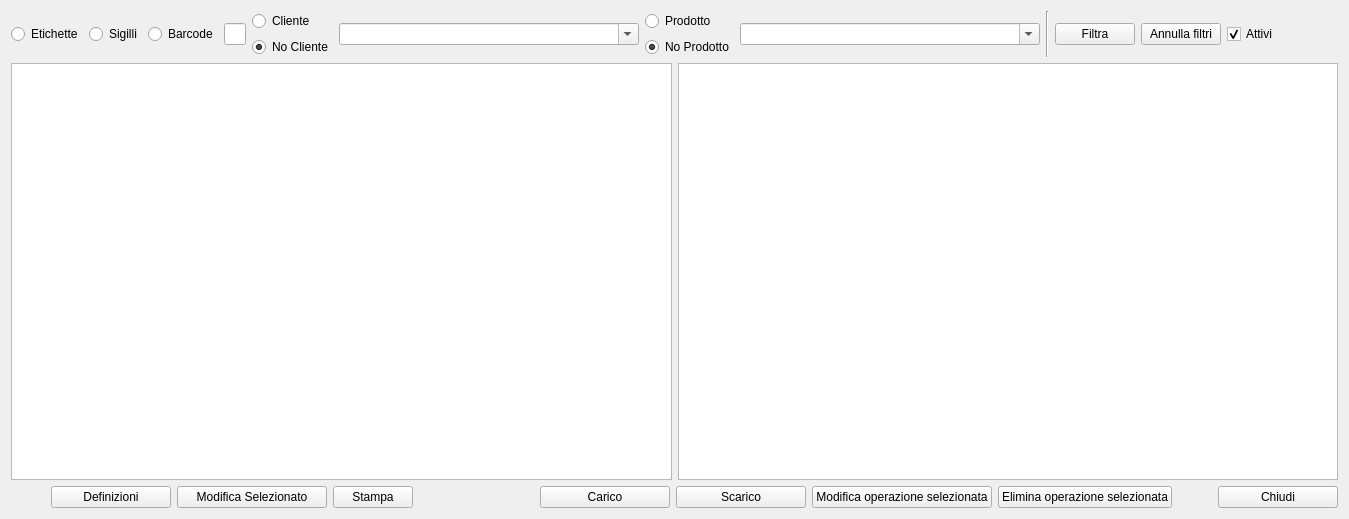
Old version of the form ftoverview.ui in the repository fblabs/CLTags.
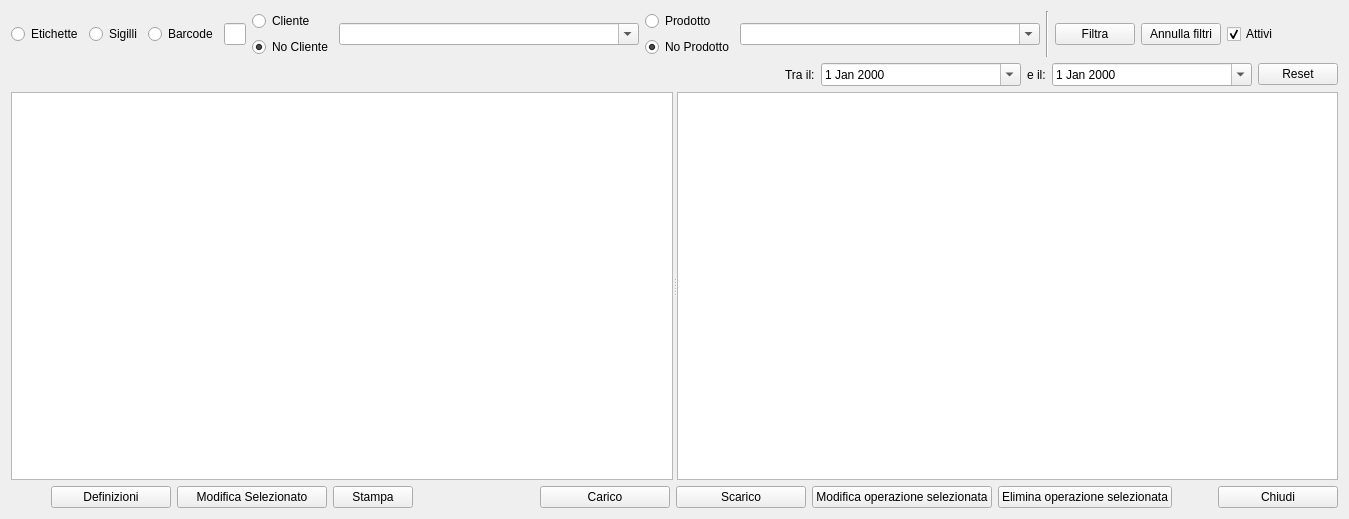
New version of the form. Icons and pictures are not drawn.

The edit to the form file:
```diff
--- a/ftoverview.ui
+++ b/ftoverview.ui
@@ -200,7 +200,97 @@
    <item>
     <layout class="QHBoxLayout" name="horizontalLayout_2">
      <item>
+      <spacer name="horizontalSpacer_5">
+       <property name="orientation">
+        <enum>Qt::Horizontal</enum>
+       </property>
+       <property name="sizeHint" stdset="0">
+        <size>
+         <width>40</width>
+         <height>20</height>
+        </size>
+       </property>
+      </spacer>
+     </item>
+     <item>
+      <layout class="QGridLayout" name="gridLayout">
+       <item row="0" column="2">
+        <widget class="QLabel" name="label_2">
+         <property name="text">
+          <string>e il:</string>
+         </property>
+        </widget>
+       </item>
+       <item row="0" column="1">
+        <widget class="QDateEdit" name="deDal">
+         <property name="minimumSize">
+          <size>
+           <width>200</width>
+           <height>0</height>
+          </size>
+         </property>
+         <property name="calendarPopup">
+          <bool>true</bool>
+         </property>
+        </widget>
+       </item>
+       <item row="0" column="0">
+        <widget class="QLabel" name="label">
+         <property name="text">
+          <string>Tra il:</string>
+         </property>
+        </widget>
+       </item>
+       <item row="0" column="3">
+        <widget class="QDateEdit" name="deAl">
+         <property name="minimumSize">
+          <size>
+           <width>200</width>
+           <height>0</height>
+          </size>
+         </property>
+         <property name="maximumSize">
+          <size>
+           <width>16777215</width>
+           <height>16777215</height>
+          </size>
+         </property>
+         <property name="calendarPopup">
+          <bool>true</bool>
+         </property>
+        </widget>
+       </item>
+       <item row="0" column="4">
+        <widget class="QPushButton" name="pbReset">
+         <property name="text">
+          <string>Reset</string>
+         </property>
+         <property name="icon">
+          <iconset resource="resources.qrc">
+           <normaloff>:/resources/icons/Counterclockwise-arrow64.png</normaloff>:/resources/icons/Counterclockwise-arrow64.png</iconset>
+         </property>
+        </widget>
+       </item>
+      </layout>
+     </item>
+    </layout>
+   </item>
+   <item>
+    <widget class="QSplitter" name="splitter">
+     <property name="orientation">
+      <enum>Qt::Horizontal</enum>
+     </property>
       <widget class="QTableView" name="tvTags">
+      <property name="minimumSize">
+       <size>
+        <width>0</width>
+        <height>0</height>
+       </size>
+      </property>
+      <property name="styleSheet">
+       <string notr="true">selection-color: rgb(255, 255, 255);
+selection-background-color: rgb(0, 85, 127);</string>
+      </property>
        <property name="editTriggers">
         <set>QAbstractItemView::NoEditTriggers</set>
        </property>
@@ -232,9 +322,13 @@
         <bool>false</bool>
        </attribute>
       </widget>
-     </item>
-     <item>
       <widget class="QTableView" name="tvTags_mov">
+      <property name="minimumSize">
+       <size>
+        <width>0</width>
+        <height>0</height>
+       </size>
+      </property>
        <property name="editTriggers">
         <set>QAbstractItemView::NoEditTriggers</set>
        </property>
@@ -266,8 +360,7 @@
         <bool>true</bool>
        </attribute>
       </widget>
-     </item>
-    </layout>
+    </widget>
    </item>
    <item>
     <layout class="QHBoxLayout" name="horizontalLayout_5">
```
Left out of the diff: 2 changed lines with no effect on the pictures. Lines whose indentation alone changed are shown as unchanged.
